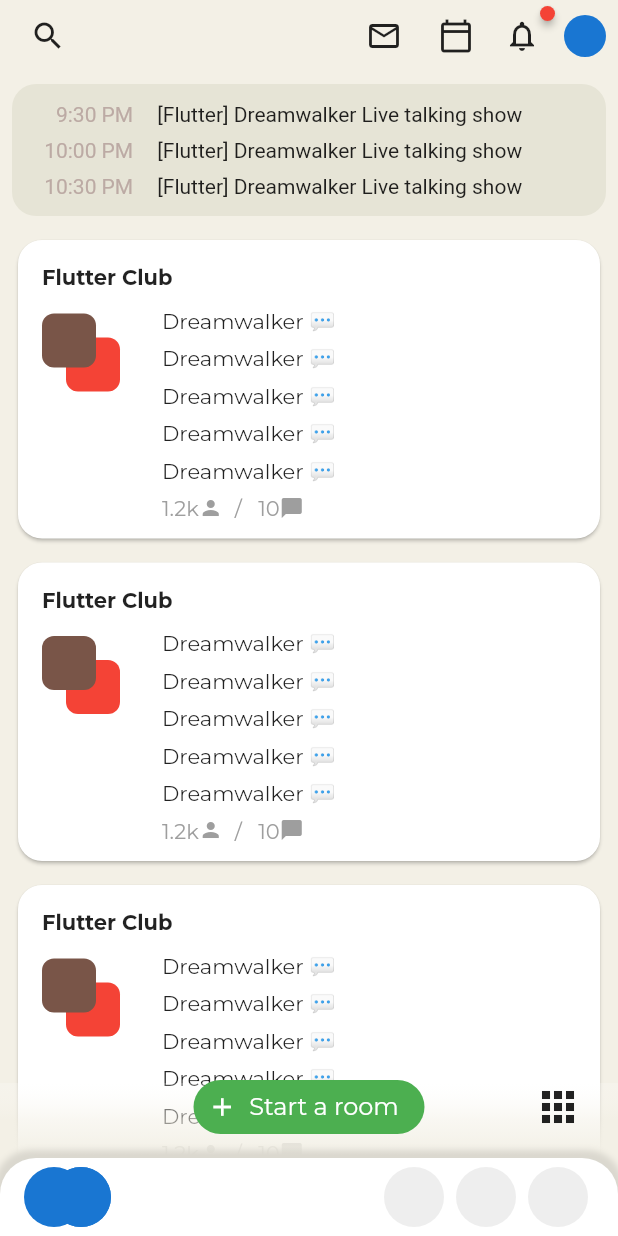
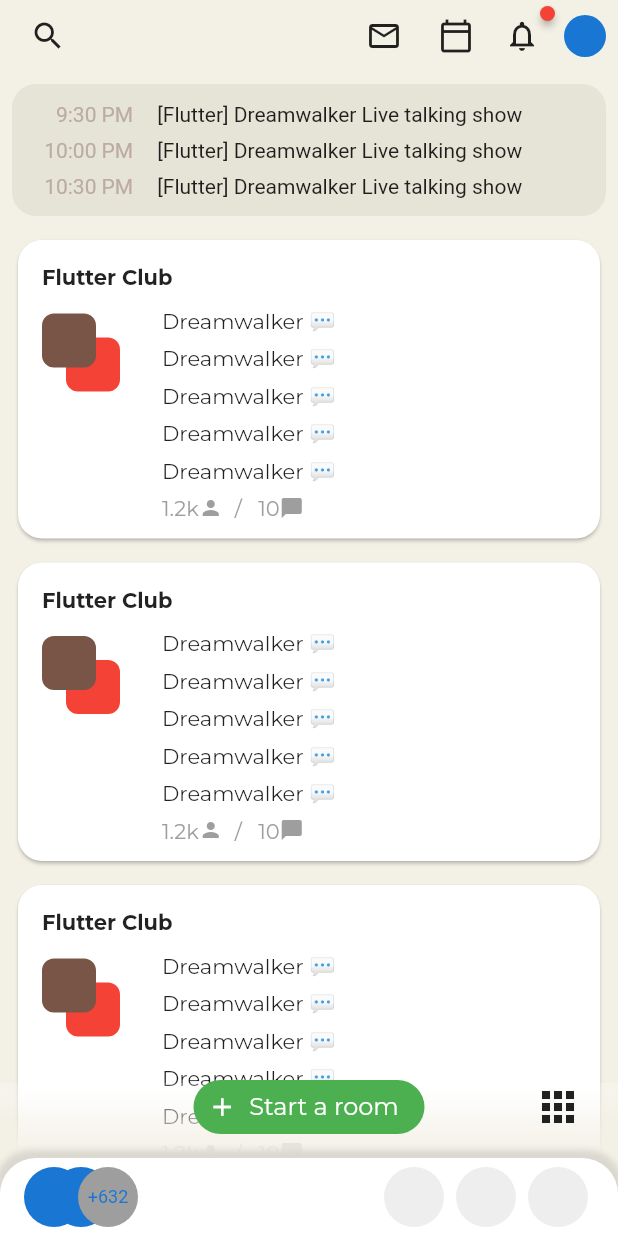
Before and after one commit to JAICHANGPARK/flutter_notebook_11th_story, a Flutter app: the screen it shows after launch, on a phone screen of 412 x 824 dp. Run offline on Flutter 3.47's test engine with Material 2 defaults, Android fonts, the phone set to English and light mode, and no system bars; drawn by our look-alikes of badges, flutter_inner_drawer; our stand-ins replace backdrop, google_fonts.

Commit message:
Update clubhouse_home_page.dart

```diff
--- a/lib/ep701_clubhouse/ui/clubhouse_home_page.dart
+++ b/lib/ep701_clubhouse/ui/clubhouse_home_page.dart
@@ -541,9 +541,14 @@ class _ClubhouseHomePageState extends State<ClubhouseHomePage> {
                           child: CircleAvatar()),
                       Positioned(
                           top: 0,
-                          left: 18,
+                          left: 36,
                           bottom: 0,
-                          child: CircleAvatar())
+                          child: CircleAvatar(
+                            backgroundColor: Colors.grey,
+                            child: Text("+632",style: TextStyle(
+                              fontSize: 12
+                            ),),
+                          ))
                     ],
                   )),
                   Padding(
```
